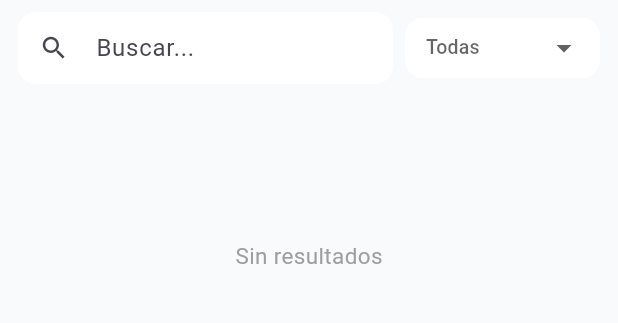
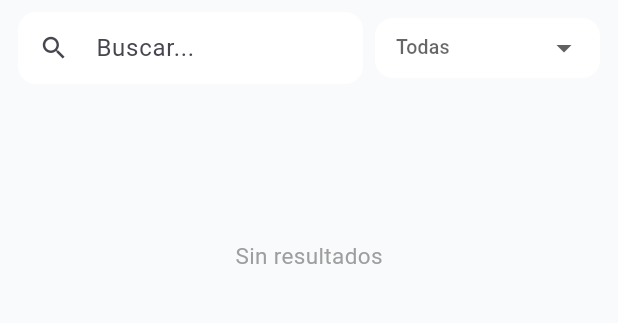
Before and after one commit to pumamz/rentify_mobile, a Flutter app: the HomeScreen screen opened directly, on a phone screen of 412 x 824 dp, the part 84-407 px from its top. Run offline on Flutter 3.47's test engine with Material 3 defaults, Android fonts, the phone set to English and light mode, and no system bars; our stand-ins replace image_picker, shared_preferences; accounts and stored records are empty; network calls fail.

Commit message:
Fix: logout y relogin ahora funcionan. RefreshNotifier.triggerLogout() notifica a AuthGate que recargue estado. HomeScreen ya no navega a LoginScreen manualmente.

```diff
--- a/lib/screens/home_screen.dart
+++ b/lib/screens/home_screen.dart
@@ -6,7 +6,6 @@ import '../config/app_config.dart';
 import '../widgets/producto_card.dart';
 import '../services/auth_service.dart';
 import '../services/refresh_notifier.dart';
-import 'login_screen.dart';
 import 'dart:async';
 
 class HomeScreen extends StatefulWidget {
@@ -62,7 +61,7 @@ class _HomeScreenState extends State<HomeScreen> {
       appBar: AppBar(title: const Text('Rentify'), centerTitle: true,
         actions: [IconButton(icon: const Icon(Icons.logout), tooltip: 'Salir', onPressed: () async {
           await AuthService().logout();
-          if (mounted) Navigator.pushAndRemoveUntil(context, MaterialPageRoute(builder: (_) => const LoginScreen()), (_) => false);
+          RefreshNotifier().triggerLogout();
         })]),
       body: Column(children: [
         Padding(padding: const EdgeInsets.fromLTRB(12, 8, 12, 4), child: Row(children: [
@@ -73,7 +72,8 @@ class _HomeScreenState extends State<HomeScreen> {
             onChanged: (v) { _search = v; _filter(); },
           )),
           const SizedBox(width: 8),
-          SizedBox(width: 130, child: DropdownButtonFormField<String>(
+          SizedBox(width: 150, child: DropdownButtonFormField<String>(
+            isExpanded: true,
             value: _catFiltro.isEmpty ? null : _catFiltro,
             decoration: InputDecoration(filled: true, fillColor: Colors.white, border: OutlineInputBorder(borderRadius: BorderRadius.circular(12), borderSide: BorderSide.none), contentPadding: const EdgeInsets.symmetric(horizontal: 10, vertical: 8), isDense: true),
             hint: const Text('Todas', style: TextStyle(fontSize: 13)),
--- a/lib/services/refresh_notifier.dart
+++ b/lib/services/refresh_notifier.dart
@@ -10,5 +10,6 @@ class RefreshNotifier {
 
   void refresh(String screen) => _controller.add(screen);
   void refreshAll() => _controller.add('all');
+  void triggerLogout() => _controller.add('logout');
   void dispose() => _controller.close();
 }
```
Also changed, not shown: lib/main.dart (+14 -4 lines).
